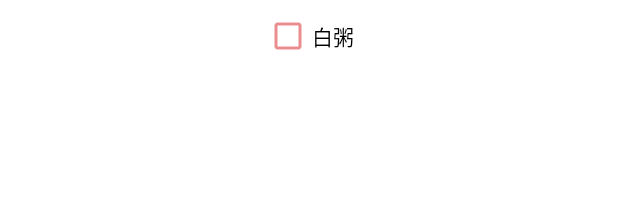
After one commit to android-app-development-course/2021autumn-A15-Nutrition-consultation, an Android app: the layout foodselect_item.xml on its own in the app's theme, with its tools: preview values and no code run, on a phone screen of 412 x 824 dp. The commit adds this screen. Shown: the top 212 px of the screen. Run offline under Robolectric (Android 15) with nearby library versions, the phone set to English and light mode, and no system bars.

Commit message:
添加选择搭配

```diff
--- a/app/build.gradle
+++ b/app/build.gradle
@@ -46,6 +46,8 @@ dependencies {
     implementation 'androidx.navigation:navigation-fragment-ktx:2.3.5'
     implementation 'androidx.navigation:navigation-ui-ktx:2.3.5'
     implementation 'androidx.legacy:legacy-support-v4:1.0.0'
+    implementation 'com.squareup.retrofit2:retrofit:2.9.0'
+    implementation 'com.squareup.retrofit2:converter-gson:2.6.1'
     testImplementation 'junit:junit:4.+'
     androidTestImplementation 'androidx.test.ext:junit:1.1.2'
     androidTestImplementation 'androidx.test.espresso:espresso-core:3.3.0'
--- a/app/src/main/java/com/lnm011223/foods_secret/MainActivity.kt
+++ b/app/src/main/java/com/lnm011223/foods_secret/MainActivity.kt
@@ -1,5 +1,6 @@
 package com.lnm011223.foods_secret
 
+import android.annotation.SuppressLint
 import android.content.Context
 import android.graphics.Color
 import android.os.Build
@@ -23,6 +24,8 @@ import androidx.annotation.NonNull
 import androidx.core.view.GravityCompat
 import androidx.core.view.WindowCompat
 import androidx.drawerlayout.widget.DrawerLayout.DrawerListener
+import androidx.lifecycle.ViewModelStore
+import androidx.lifecycle.ViewModelStoreOwner
 import androidx.navigation.NavController
 
 
@@ -34,6 +37,7 @@ class MainActivity : AppCompatActivity() {
     // 用于全局获取这个Activity
     companion object {
         const val KEY = "6c658c0160d42b5f5e4807a3dadfee91"; // 请求api需要携带的参数
+        @SuppressLint("StaticFieldLeak")
         lateinit var context:Context
     }
 
--- a/app/src/main/java/com/lnm011223/foods_secret/ui/select/SelectViewModel.kt
+++ b/app/src/main/java/com/lnm011223/foods_secret/ui/select/SelectViewModel.kt
@@ -1,7 +1,9 @@
 package com.lnm011223.foods_secret.ui.select
 
 import androidx.lifecycle.ViewModel
+import com.lnm011223.foods_secret.logic.model.Food
 
 class SelectViewModel : ViewModel() {
     // TODO: Implement the ViewModel
+    var foodMap_vm:HashSet<Food> = HashSet()
 }
--- /dev/null
+++ b/app/src/main/res/layout/foodselect_item.xml
@@ -0,0 +1,18 @@
+<?xml version="1.0" encoding="utf-8"?>
+<androidx.constraintlayout.widget.ConstraintLayout xmlns:android="http://schemas.android.com/apk/res/android"
+    xmlns:app="http://schemas.android.com/apk/res-auto"
+    android:layout_width="match_parent"
+    android:layout_height="wrap_content">
+
+    <com.google.android.material.checkbox.MaterialCheckBox
+        android:id="@+id/foodCheckBox"
+        android:layout_width="wrap_content"
+        android:layout_height="wrap_content"
+
+        android:buttonTint="#EB8C8F"
+        android:text="白粥"
+        app:layout_constraintBottom_toBottomOf="parent"
+        app:layout_constraintEnd_toEndOf="parent"
+        app:layout_constraintStart_toStartOf="parent"
+        app:layout_constraintTop_toTopOf="parent" />
+</androidx.constraintlayout.widget.ConstraintLayout>
```
Also changed, not shown: app/src/main/java/com/lnm011223/foods_secret/FoodSelectAdapter.kt (added, +46 -0 lines), app/src/main/java/com/lnm011223/foods_secret/MyApplication.kt (added, +17 -0 lines), app/src/main/java/com/lnm011223/foods_secret/ui/detail/DetailFragment.kt (+3 -14 lines), app/src/main/java/com/lnm011223/foods_secret/ui/select/SelectFragment.kt (+20 -3 lines), app/src/main/res/layout/select_fragment.xml (+6 -30 lines).
